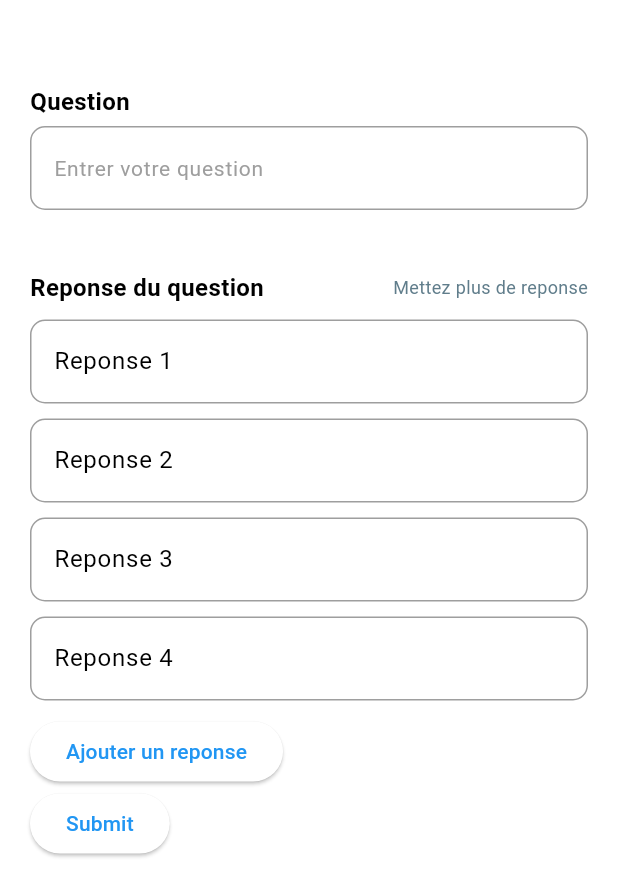
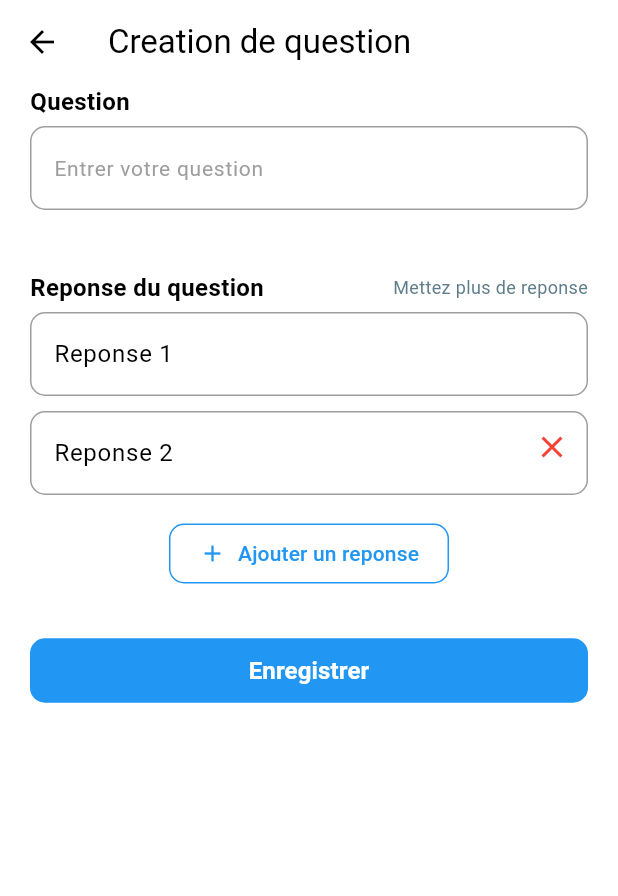
Before and after one commit to RasolomananaOlivier/qlearn, a Flutter app: the screen it shows after launch, after a tap on "Ajouter un reponse", on a phone screen of 412 x 824 dp. Shown: the top 896 px of the screen. Run offline on Flutter 3.47's test engine with Material 3 defaults, Android fonts, the phone set to English and light mode, and no system bars; drawn by our look-alikes of flutter_form_builder, oktoast; our stand-ins replace auto_route, dio, flutter_rating_bar, flutter_riverpod, form_builder_validators, get_it and 3 more; missing offline and left inert: awesome_dio_interceptor; generated files the repository leaves out were written again; Roboto replaces fonts that are missing (IBM); statements that could not run were skipped.

Commit message:
feat/add-page-creation-question

```diff
--- a/lib/features/admin/presentation/pages/creation_question_page.dart
+++ b/lib/features/admin/presentation/pages/creation_question_page.dart
@@ -9,7 +9,15 @@ class CreationQuestionPage extends StatelessWidget {
   @override
   Widget build(BuildContext context) {
     return Scaffold(
-        appBar: AppBar(),
+      appBar: AppBar(
+        title: const Text('Creation de question'),
+        leading: IconButton(
+          icon: const Icon(Icons.arrow_back),
+          onPressed: () {
+            Navigator.of(context).pop();
+          },
+        ),
+      ),
       body: const SingleChildScrollView(
         child: Padding(
           padding: EdgeInsets.symmetric(horizontal: 20),
@@ -17,6 +25,7 @@ class CreationQuestionPage extends StatelessWidget {
             children: [CreateQuestionForm()],
           ),
         ),
-        ));
+      ),
+    );
   }
 }
--- a/lib/features/admin/presentation/widgets/create_question_form.dart
+++ b/lib/features/admin/presentation/widgets/create_question_form.dart
@@ -20,28 +20,33 @@ class CreateQuestionForm extends ConsumerStatefulWidget {
 class _CreateQuestionFormState extends ConsumerState<CreateQuestionForm> {
   final _formKey = GlobalKey<FormBuilderState>();
   final List<Widget> _responseFields = [];
-  int _responseCount = 3;
+  final List<String> _visibleResponseFields = [];
+  int _responseCount = 1;
 
   @override
   void didChangeDependencies() {
     super.didChangeDependencies();
-    _addInitialResponseFields();
+    _addInitialResponseField();
   }
 
-  void _addInitialResponseFields() {
+  void _addInitialResponseField() {
     if (_responseFields.isEmpty) {
-      // Ensure fields are added only once
-      for (int i = 1; i <= _responseCount; i++) {
-        _responseFields.add(_buildResponseField(i));
-      }
+      // Add only one default field
+      _responseFields.add(_buildResponseField(1, removable: false));
     }
   }
 
-  Widget _buildResponseField(int index) {
+  Widget _buildResponseField(int index, {bool removable = true}) {
+    final fieldName = 'reponse_$index';
+    if (!_visibleResponseFields.contains(fieldName)) {
+      _visibleResponseFields.add(fieldName);
+    }
     return Padding(
-      key: ValueKey('reponse_$index'), // Ajoutez une clé unique
+      key: ValueKey(fieldName),
       padding: const EdgeInsets.only(bottom: 10),
-      child: FormBuilderTextField(
+      child: Stack(
+        children: [
+          FormBuilderTextField(
             name: 'reponse_$index',
             onChanged: (value) {
               // Handle value changes if necessary
@@ -56,6 +61,22 @@ class _CreateQuestionFormState extends ConsumerState<CreateQuestionForm> {
               FormBuilderValidators.maxLength(100),
             ]),
           ),
+          if (removable)
+            Positioned(
+              right: 0,
+              top: 0,
+              child: IconButton(
+                icon: const Icon(Icons.close, color: Colors.red),
+                onPressed: () {
+                  setState(() {
+                    _visibleResponseFields.remove(fieldName);
+                    _removeResponseField(index);
+                  });
+                },
+              ),
+            ),
+        ],
+      ),
     );
   }
 
@@ -68,11 +89,36 @@ class _CreateQuestionFormState extends ConsumerState<CreateQuestionForm> {
     }
   }
 
+  void _removeResponseField(int index) {
+    setState(() {
+      _responseFields.removeWhere(
+        (field) => (field.key as ValueKey).value == 'reponse_$index',
+      );
+      // Update the keys of the remaining fields
+      for (int i = index + 1; i <= _responseCount; i++) {
+        final fieldIndex = i - 1;
+        final oldField = _responseFields.firstWhere(
+          (field) => (field.key as ValueKey).value == 'reponse_$i',
+        );
+        _responseFields.remove(oldField);
+        _responseFields.insert(fieldIndex - 1, _buildResponseField(fieldIndex));
+      }
+      _responseCount--;
+    });
+  }
+
   void _onSubmit() {
     if (_formKey.currentState?.saveAndValidate() ?? false) {
-      // Form is valid, proceed with submission
       final formData = _formKey.currentState?.value;
-      print('Form Data: $formData');
+      final filteredFormData = {
+        'content': formData?['content'],
+      };
+      for (var field in _visibleResponseFields) {
+        if (formData?.containsKey(field) ?? false) {
+          filteredFormData[field] = formData?[field];
+        }
+      }
+      print('Filtered Form Data: $filteredFormData');
       // Handle form submission, e.g., send data to the server or navigate to another page
     } else {
       print('Form is invalid');
@@ -138,18 +184,59 @@ class _CreateQuestionFormState extends ConsumerState<CreateQuestionForm> {
                     )
                   ],
                 ),
-                const SizedBox(height: 10),
+                const SizedBox(height: 5),
                 ..._responseFields,
-                ElevatedButton(
+                const SizedBox(height: 5),
+                Center(
+                  child: ElevatedButton(
                     onPressed: _addResponseField,
-                  child: const Text('Ajouter un reponse'),
+                    style: ElevatedButton.styleFrom(
+                      foregroundColor: Colors.blue,
+                      elevation: 0,
+                      backgroundColor: Colors.white,
+                      shape: RoundedRectangleBorder(
+                        borderRadius: BorderRadius.circular(10),
+                        side: const BorderSide(
+                          color: Colors.blue,
+                          width: 1,
+                        ),
+                      ),
+                      padding: const EdgeInsets.symmetric(
+                          horizontal: 20, vertical: 10),
+                    ),
+                    child: const Row(
+                      mainAxisSize: MainAxisSize.min,
+                      children: [
+                        Icon(Icons.add),
+                        SizedBox(width: 8),
+                        Text('Ajouter un reponse'),
+                      ],
+                    ),
+                  ),
                 ),
               ],
             ),
           ),
-          ElevatedButton(
+          const SizedBox(height: 30),
+          SizedBox(
+            width: double.infinity,
+            child: ElevatedButton(
               onPressed: _onSubmit,
-            child: const Text('Submit'),
+              style: ElevatedButton.styleFrom(
+                foregroundColor: Colors.white,
+                backgroundColor: Colors.blue,
+                elevation: 0,
+                padding:
+                    const EdgeInsets.symmetric(horizontal: 20, vertical: 10),
+                shape: RoundedRectangleBorder(
+                  borderRadius: BorderRadius.circular(10),
+                ),
+              ),
+              child: const Text(
+                'Enregistrer',
+                style: TextStyle(fontSize: 16, fontWeight: FontWeight.bold),
+              ),
+            ),
           ),
         ],
       ),
```
Lines whose indentation alone changed are shown as unchanged.
